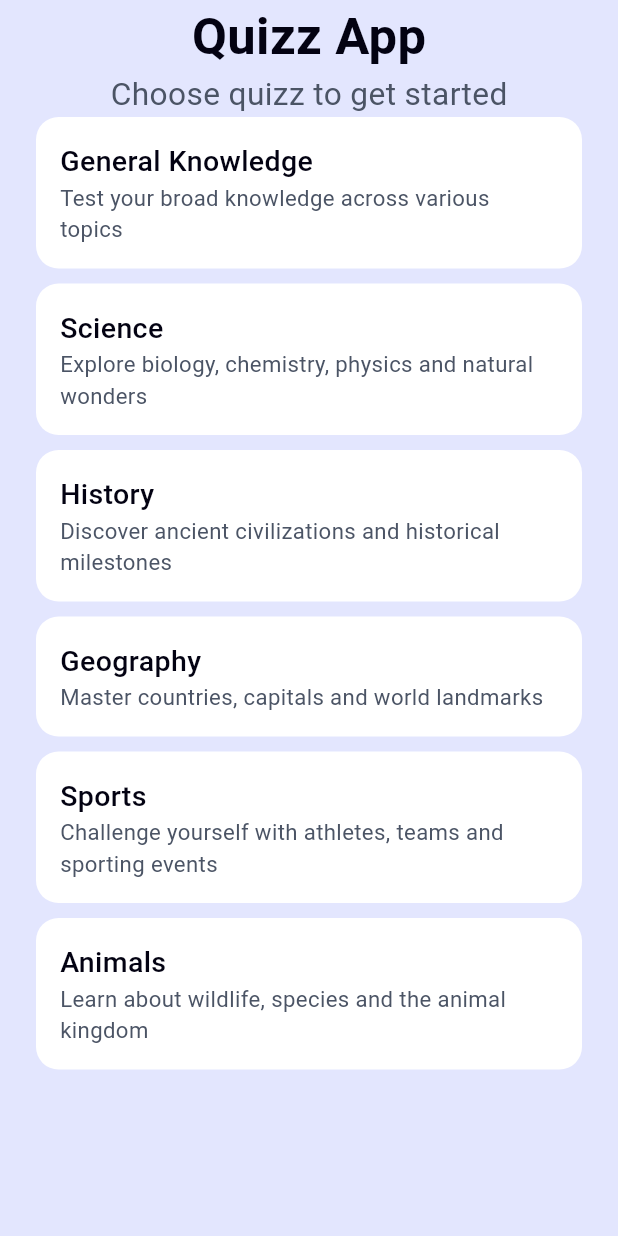
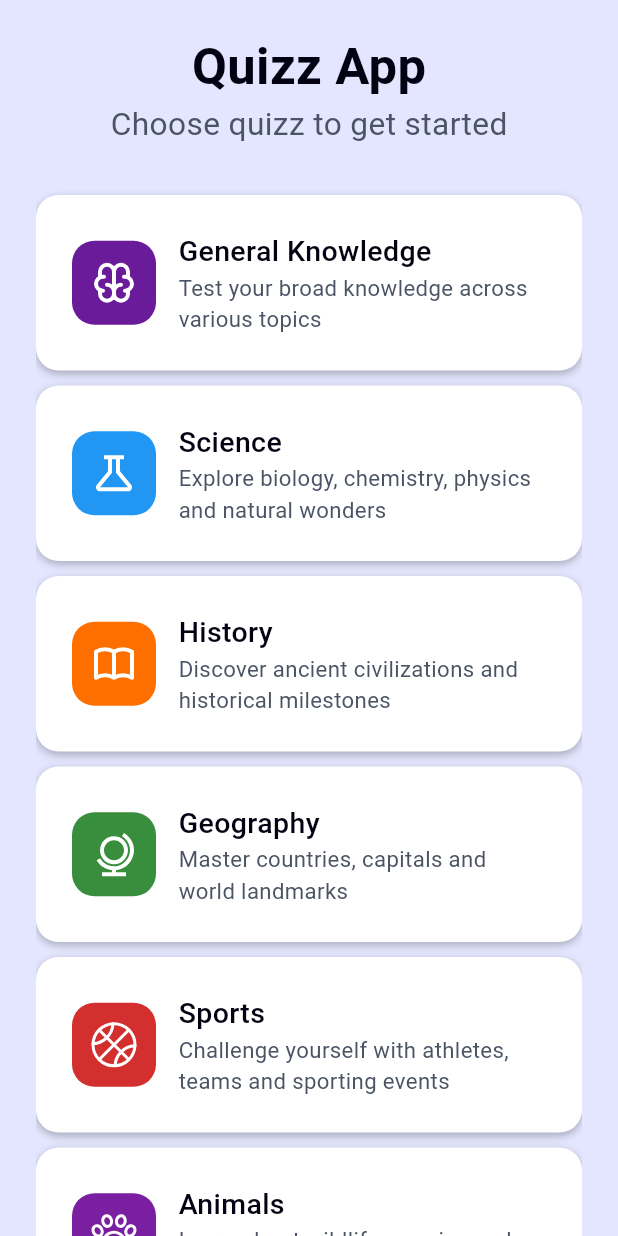
Before and after one commit to assil-mathlouthi/quizz_app, a Flutter app: the screen it shows after launch, on a phone screen of 412 x 824 dp. Run offline on Flutter 3.47's test engine with Material 3 defaults, Android fonts, the phone set to English and light mode, and no system bars; our stand-ins replace dio, flutter_svg, get.

Commit message:
refactor category list view item and home view body for improved layout and styling

```diff
--- a/lib/features/home/widgets/category_list_view_item.dart
+++ b/lib/features/home/widgets/category_list_view_item.dart
@@ -1,8 +1,8 @@
 import 'package:flutter/material.dart';
-import 'package:flutter_svg/svg.dart';
 import 'package:quizz_app/core/extension/color_scheme_shorthand.dart';
 import 'package:quizz_app/core/models/quizz_category_model.dart';
 import 'package:quizz_app/core/utils/app_style.dart';
+import 'package:quizz_app/features/home/widgets/category_logo.dart';
 
 class CategoryListViewItem extends StatelessWidget {
   const CategoryListViewItem({super.key, required this.model});
@@ -11,18 +11,36 @@ class CategoryListViewItem extends StatelessWidget {
   @override
   Widget build(BuildContext context) {
     return Container(
-      padding: EdgeInsets.all(16),
-      decoration: BoxDecoration(
-        color: context.colors.onSurface,
-        borderRadius: BorderRadius.circular(15),
-      ),
-      child: Column(
-        crossAxisAlignment: CrossAxisAlignment.start,
+      padding: EdgeInsets.all(24),
+      decoration: _buildDecoration(context),
+      child: Row(
+        spacing: 15,
         children: [
-          Text(model.title, style: AppStyles.fontMedium18(context)),
-          Text(model.description, style: AppStyles.fontRegular14(context)),
+          CategoryLogo(image: model.image, color: model.color),
+          Expanded(
+            child: Column(
+              crossAxisAlignment: CrossAxisAlignment.start,
+              children: [
+                Text(model.title, style: AppStyles.fontMedium18(context)),
+                Text(
+                  model.description,
+                  style: AppStyles.fontRegular14(context),
+                ),
+              ],
+            ),
+          ),
         ],
       ),
     );
   }
+
+  BoxDecoration _buildDecoration(BuildContext context) {
+    return BoxDecoration(
+      color: context.colors.onSurface,
+      borderRadius: BorderRadius.circular(15),
+      boxShadow: [
+        BoxShadow(offset: Offset(0, 2), blurRadius: 4, color: Colors.black26),
+      ],
+    );
+  }
 }
--- /dev/null
+++ b/lib/features/home/widgets/category_logo.dart
@@ -0,0 +1,22 @@
+import 'package:flutter/material.dart';
+import 'package:flutter_svg/svg.dart';
+
+class CategoryLogo extends StatelessWidget {
+  const CategoryLogo({super.key, required this.image, required this.color});
+  final String image;
+  final Color color;
+
+  @override
+  Widget build(BuildContext context) {
+    return Container(
+      height: 56,
+      width: 56,
+      padding: EdgeInsets.all(12),
+      decoration: BoxDecoration(
+        borderRadius: BorderRadius.circular(15),
+        color: color,
+      ),
+      child: SvgPicture.asset(image),
+    );
+  }
+}
--- a/lib/features/home/widgets/home_view_body.dart
+++ b/lib/features/home/widgets/home_view_body.dart
@@ -1,4 +1,5 @@
 import 'package:flutter/material.dart';
+import 'package:quizz_app/core/extension/gap_shorthand.dart';
 import 'package:quizz_app/core/utils/app_style.dart';
 import 'package:quizz_app/features/home/widgets/categoies_list_view.dart';
 
@@ -9,15 +10,20 @@ class HomeViewBody extends StatelessWidget {
   Widget build(BuildContext context) {
     return Padding(
       padding: const EdgeInsets.symmetric(horizontal: 24.0),
+      child: SingleChildScrollView(
+        physics: const BouncingScrollPhysics(),
         child: Column(
           children: [
+            20.h,
             Text("Quizz App", style: AppStyles.fontBold32(context)),
             Text(
               "Choose quizz to get started",
               style: AppStyles.fontRegular20(context),
             ),
+            32.h,
             CategoiesListView(),
           ],
+        ),
       ),
     );
   }
```
Lines whose indentation alone changed are shown as unchanged.
